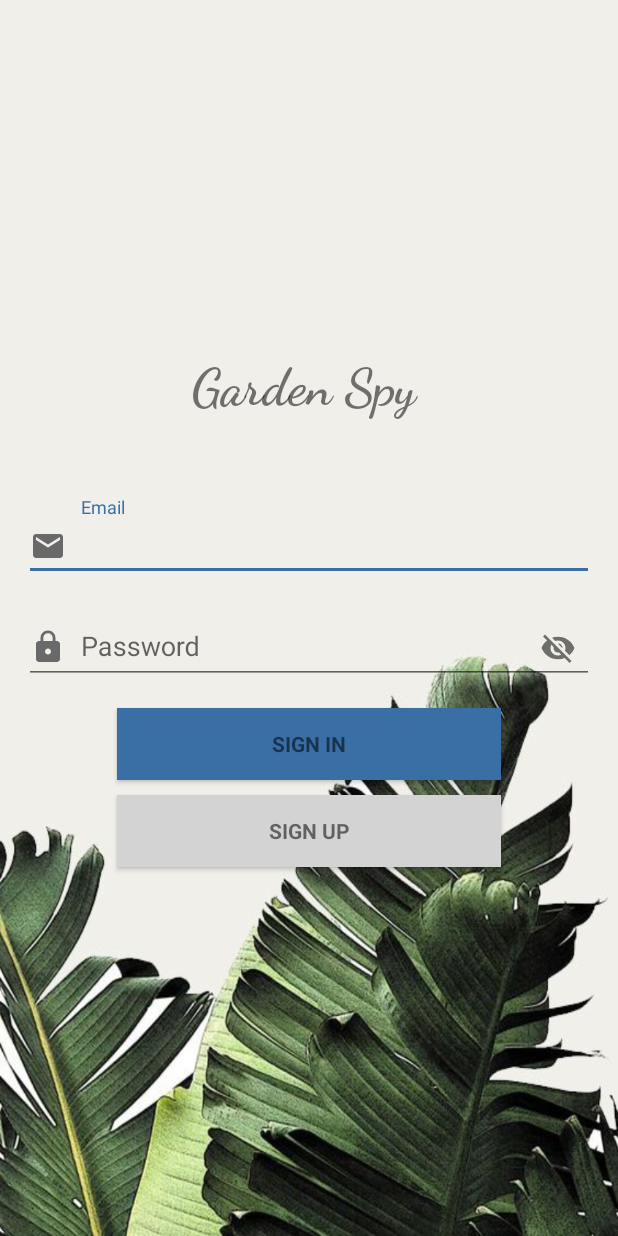
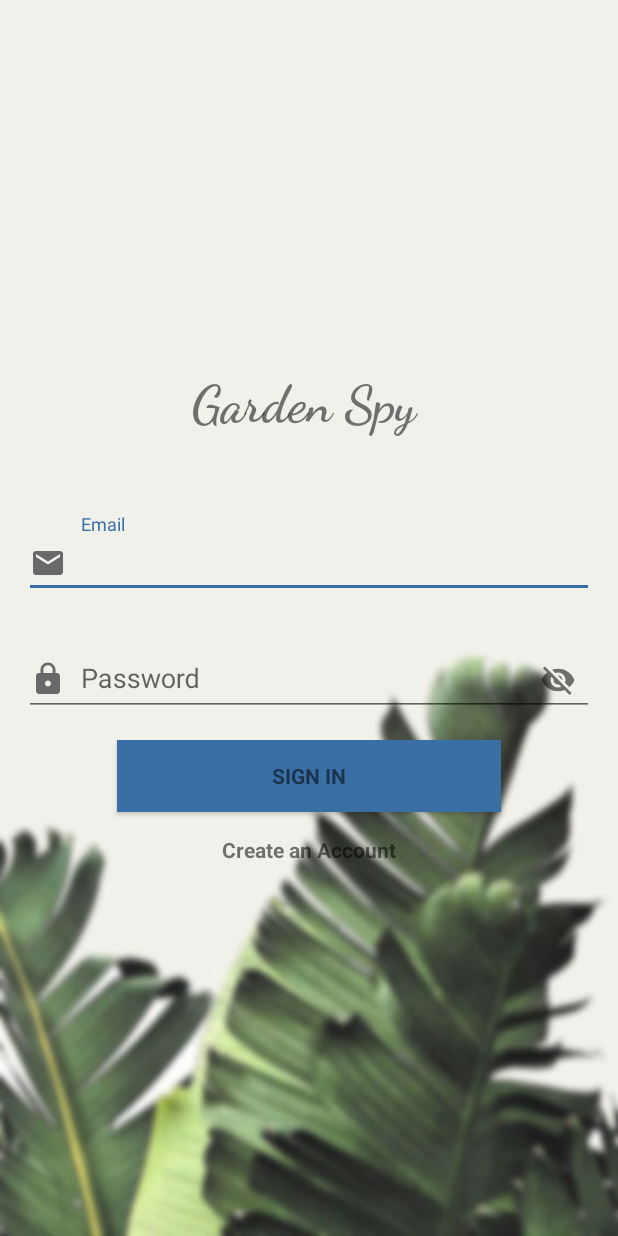
Before and after one commit to GiantsRepublic/superhots, an Android app: the screen it shows after launch (LoginActivity), on a phone screen of 412 x 824 dp. Run offline under Robolectric (Android 15) with nearby library versions, the light colour scheme and no system bars; our stand-ins replace Firebase (no records; nobody signed in at launch, a user with empty details on screens opened directly).

Commit message:
-Changed background to make it easier to see icons and text (there was not enough contrast) -Changed sign-up button to just text to make the app look more clean

```diff
--- a/GardenSpy/app/src/main/res/layout/activity_login.xml
+++ b/GardenSpy/app/src/main/res/layout/activity_login.xml
@@ -63,6 +63,11 @@
 
         </com.google.android.material.textfield.TextInputLayout>
 
+        <Space
+            android:layout_width="match_parent"
+            android:layout_height="wrap_content"
+            android:layout_marginTop="10dp" />
+
         <com.google.android.material.textfield.TextInputLayout
             android:id="@+id/text_input_password"
             android:layout_width="match_parent"
@@ -98,21 +103,14 @@
             android:text="@string/sign_in"
             android:textStyle="bold" />
 
-        <Button
-            android:id="@+id/sign_up_button"
-            style="?android:textAppearanceSmall"
-            android:layout_width="256dp"
+        <TextView
+            android:id="@+id/textView2"
+            android:layout_width="wrap_content"
             android:layout_height="wrap_content"
-            android:layout_marginTop="10dp"
-            android:background="@color/SignUpIcon"
+            android:layout_marginTop="15dp"
             android:onClick="openSignUpPage"
-            android:text="@string/sign_up"
+            android:text="@string/register"
             android:textStyle="bold" />
-
-        <Space
-            android:layout_width="match_parent"
-            android:layout_height="wrap_content"
-            android:layout_marginTop="10dp" />
 
     </LinearLayout>
 
--- a/GardenSpy/app/src/main/res/layout/activity_signup.xml
+++ b/GardenSpy/app/src/main/res/layout/activity_signup.xml
@@ -36,7 +36,6 @@
         android:layout_width="match_parent"
         android:layout_height="wrap_content"
         android:layout_gravity="center"
-        android:background="@color/colorAccentOpacity"
         android:gravity="center"
         android:orientation="vertical">
 
@@ -137,7 +136,7 @@
             style="?android:textAppearanceSmall"
             android:layout_width="256dp"
             android:layout_height="wrap_content"
-            android:layout_marginTop="10dp"
+            android:layout_marginTop="16dp"
             android:background="@color/SignUpIcon"
             android:text="@string/sign_up"
             android:textStyle="bold" />
--- a/GardenSpy/app/src/main/res/values/colors.xml
+++ b/GardenSpy/app/src/main/res/values/colors.xml
@@ -5,4 +5,5 @@
     <color name="colorAccent">#3A6FA6</color>
     <color name="SignUpIcon">#D3D3D3</color>
     <color name="colorAccentOpacity">#594384C5</color>
+    <color name="colorDark">#3B3E3C</color>
 </resources>
--- a/GardenSpy/app/src/main/res/values/strings.xml
+++ b/GardenSpy/app/src/main/res/values/strings.xml
@@ -2,6 +2,7 @@
     <string name="app_name">Garden Spy</string>
     <string name="sign_in">Sign In</string>
     <string name="sign_up">Sign Up</string>
+    <string name="register">Create an Account</string>
     <string name="password">Password</string>
     <string name="repeat_password">Repeat Password</string>
     <string name="email">Email</string>
```
Also changed, not shown: GardenSpy/app/src/main/res/drawable/background.jpg.
